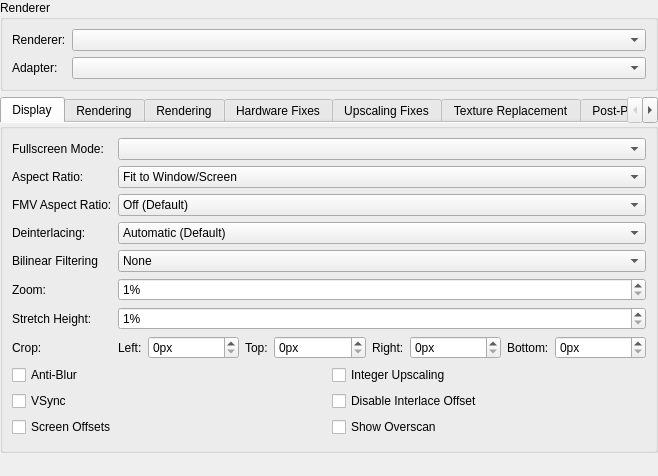
PCSX2/pcsx2, file pcsx2-qt/Settings/GraphicsSettingsWidget.ui: the form before one commit.
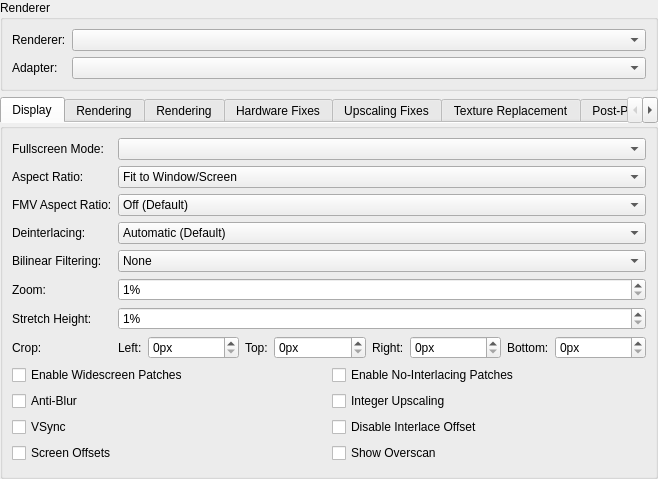
The form after the commit.

Commit message: Qt: Shuffle some settings around/hide advanced by default

What changed in the file:
```diff
--- a/pcsx2-qt/Settings/GraphicsSettingsWidget.ui
+++ b/pcsx2-qt/Settings/GraphicsSettingsWidget.ui
@@ -322,42 +322,49 @@
        </item>
        <item row="8" column="0" colspan="2">
         <layout class="QGridLayout" name="gridLayout_5">
+         <item row="3" column="0">
+          <widget class="QCheckBox" name="PCRTCOffsets">
+           <property name="text">
+            <string>Screen Offsets</string>
+           </property>
+          </widget>
+         </item>
          <item row="1" column="1">
-          <widget class="QCheckBox" name="DisableInterlaceOffset">
-           <property name="text">
-            <string>Disable Interlace Offset</string>
-           </property>
-          </widget>
-         </item>
-         <item row="1" column="0">
-          <widget class="QCheckBox" name="vsync">
-           <property name="text">
-            <string>VSync</string>
-           </property>
-          </widget>
-         </item>
-         <item row="0" column="1">
           <widget class="QCheckBox" name="integerScaling">
            <property name="text">
             <string>Integer Upscaling</string>
            </property>
           </widget>
          </item>
-         <item row="2" column="1">
+         <item row="2" column="0">
+          <widget class="QCheckBox" name="vsync">
+           <property name="text">
+            <string>VSync</string>
+           </property>
+          </widget>
+         </item>
+         <item row="3" column="1">
           <widget class="QCheckBox" name="PCRTCOverscan">
            <property name="text">
             <string>Show Overscan</string>
            </property>
           </widget>
          </item>
-         <item row="2" column="0">
-          <widget class="QCheckBox" name="PCRTCOffsets">
-           <property name="text">
-            <string>Screen Offsets</string>
-           </property>
-          </widget>
-         </item>
          <item row="0" column="0">
+          <widget class="QCheckBox" name="widescreenPatches">
+           <property name="text">
+            <string>Enable Widescreen Patches</string>
+           </property>
+          </widget>
+         </item>
+         <item row="0" column="1">
+          <widget class="QCheckBox" name="noInterlacingPatches">
+           <property name="text">
+            <string>Enable No-Interlacing Patches</string>
+           </property>
+          </widget>
+         </item>
+         <item row="1" column="0">
           <widget class="QCheckBox" name="PCRTCAntiBlur">
            <property name="text">
             <string>Anti-Blur</string>
@@ -367,12 +374,19 @@
            </property>
           </widget>
          </item>
+         <item row="2" column="1">
+          <widget class="QCheckBox" name="DisableInterlaceOffset">
+           <property name="text">
+            <string>Disable Interlace Offset</string>
+           </property>
+          </widget>
+         </item>
         </layout>
        </item>
        <item row="4" column="0">
-        <widget class="QLabel" name="label_17">
+        <widget class="QLabel" name="label_18">
          <property name="text">
-          <string>Bilinear Filtering</string>
+          <string>Bilinear Filtering:</string>
          </property>
         </widget>
        </item>
```
Left out of the diff: 75 changed lines with no effect on the pictures. The commit also changes 24 other files.
